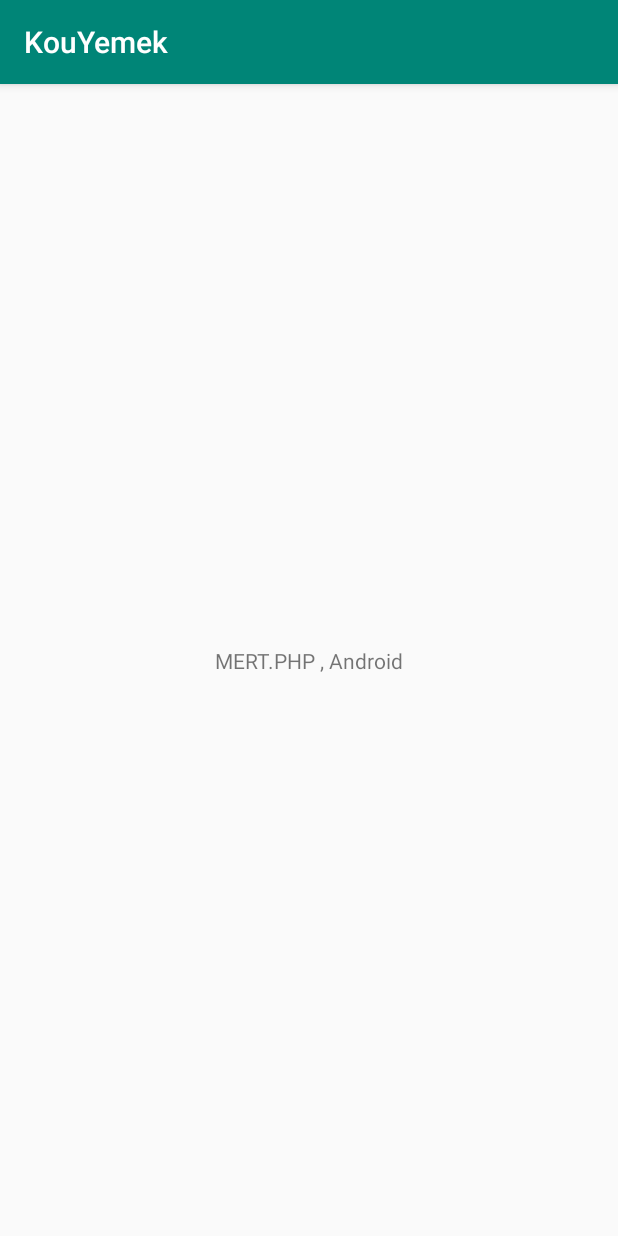
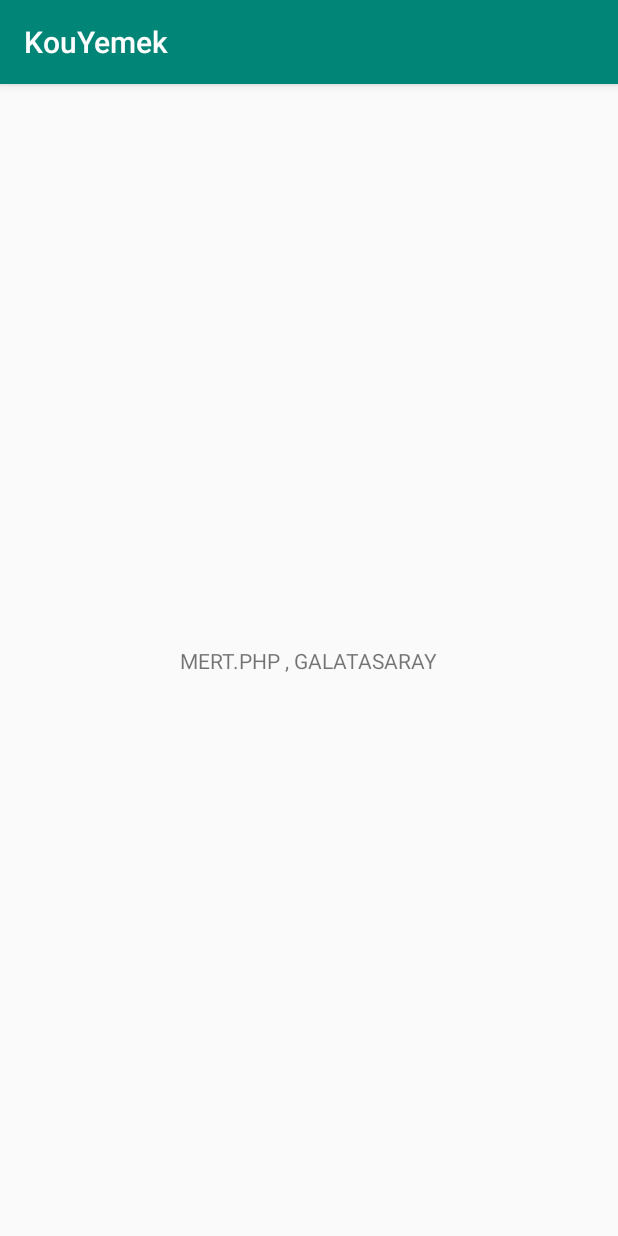
Before and after one commit to merdo988/kouyemek, an Android app: the screen it shows after launch (MainActivity), on a phone screen of 412 x 824 dp. Run offline under Robolectric (Android 15) with nearby library versions, the light colour scheme and no system bars.

Commit message:
Bazı degisiklikler

```diff
--- a/app/src/main/res/layout/activity_main.xml
+++ b/app/src/main/res/layout/activity_main.xml
@@ -9,7 +9,7 @@
     <TextView
         android:layout_width="wrap_content"
         android:layout_height="wrap_content"
-        android:text="MERT.PHP , Android"
+        android:text="MERT.PHP , GALATASARAY"
         app:layout_constraintBottom_toBottomOf="parent"
         app:layout_constraintLeft_toLeftOf="parent"
         app:layout_constraintRight_toRightOf="parent"
```
